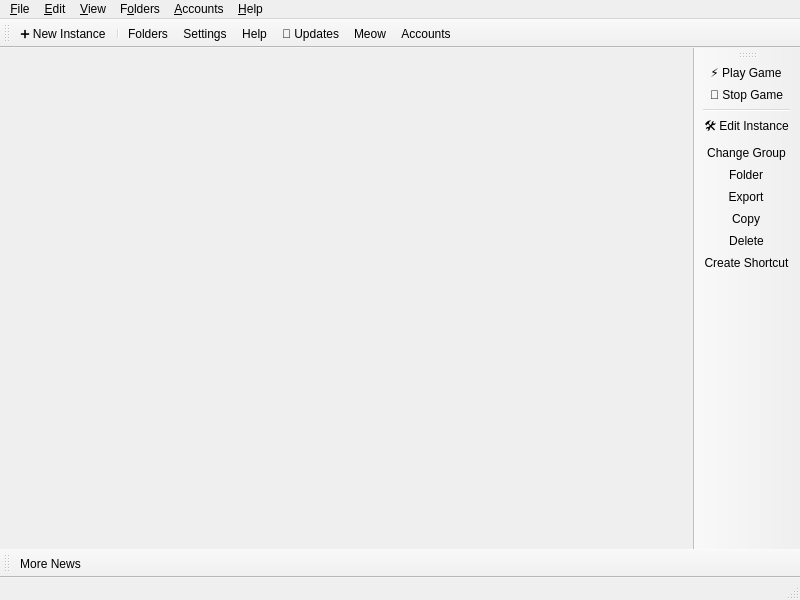
First picture: the form in launcher/ui/MainWindow.ui, repository aniqalam090-spec/PrismLauncher-Dev, before the edit.
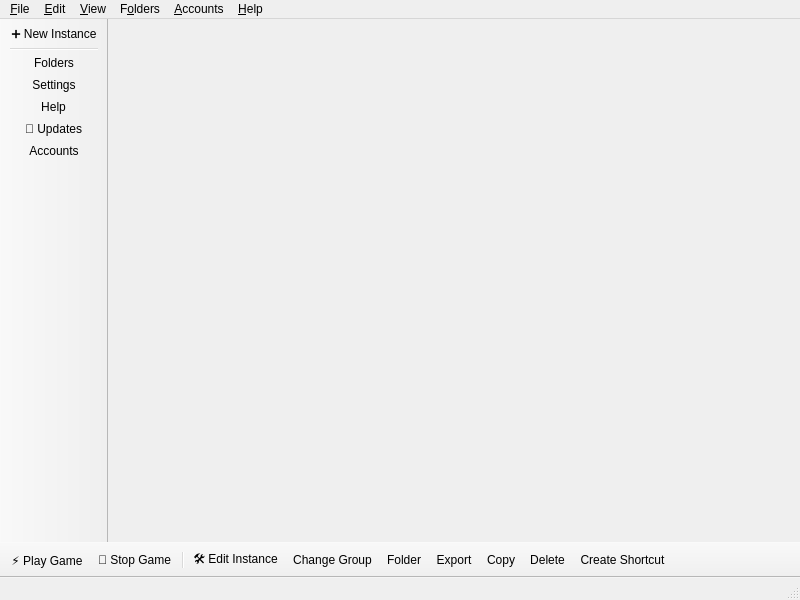
Second picture: the form after the edit. Icons and pictures are not drawn. Custom widgets are drawn as their Qt base class.

Commit message: feat: complete modern client UI overhaul with left nav rail, bottom launch dock, Pakistan watermark background, new themes and high priority game launch

What changed in the file:
```diff
--- a/launcher/ui/MainWindow.ui
+++ b/launcher/ui/MainWindow.ui
@@ -35,7 +35,10 @@
     <string>Main Toolbar</string>
    </property>
    <property name="allowedAreas">
-    <set>Qt::ToolBarArea::BottomToolBarArea|Qt::ToolBarArea::TopToolBarArea</set>
+    <set>Qt::ToolBarArea::AllToolBarAreas</set>
+   </property>
+   <property name="orientation">
+    <enum>Qt::Orientation::Vertical</enum>
    </property>
    <property name="toolButtonStyle">
     <enum>Qt::ToolButtonStyle::ToolButtonTextBesideIcon</enum>
@@ -43,8 +46,11 @@
    <property name="floatable">
     <bool>false</bool>
    </property>
+   <property name="movable">
+    <bool>false</bool>
+   </property>
    <attribute name="toolBarArea">
-    <enum>TopToolBarArea</enum>
+    <enum>LeftToolBarArea</enum>
    </attribute>
    <attribute name="toolBarBreak">
     <bool>false</bool>
@@ -55,44 +61,16 @@
    <addaction name="actionSettings"/>
    <addaction name="actionHelpButton"/>
    <addaction name="actionCheckUpdate"/>
-   <addaction name="actionCAT"/>
    <addaction name="actionAccountsButton"/>
   </widget>
-  <widget class="QToolBar" name="newsToolBar">
-   <property name="windowTitle">
-    <string>News Toolbar</string>
-   </property>
-   <property name="allowedAreas">
-    <set>Qt::ToolBarArea::BottomToolBarArea|Qt::ToolBarArea::TopToolBarArea</set>
-   </property>
-   <property name="iconSize">
-    <size>
-     <width>16</width>
-     <height>16</height>
-    </size>
-   </property>
-   <property name="toolButtonStyle">
-    <enum>Qt::ToolButtonStyle::ToolButtonTextBesideIcon</enum>
-   </property>
-   <property name="floatable">
-    <bool>false</bool>
-   </property>
-   <attribute name="toolBarArea">
-    <enum>BottomToolBarArea</enum>
-   </attribute>
-   <attribute name="toolBarBreak">
-    <bool>false</bool>
-   </attribute>
-   <addaction name="actionMoreNews"/>
-  </widget>
   <widget class="WideBar" name="instanceToolBar">
    <property name="windowTitle">
     <string>Instance Toolbar</string>
    </property>
    <property name="iconSize">
     <size>
-     <width>16</width>
-     <height>16</height>
+     <width>18</width>
+     <height>18</height>
     </size>
    </property>
    <property name="toolButtonStyle">
@@ -101,11 +79,14 @@
    <property name="floatable">
     <bool>false</bool>
    </property>
+   <property name="movable">
+    <bool>false</bool>
+   </property>
    <property name="useDefaultAction" stdset="0">
     <bool>true</bool>
    </property>
    <attribute name="toolBarArea">
-    <enum>RightToolBarArea</enum>
+    <enum>BottomToolBarArea</enum>
    </attribute>
    <attribute name="toolBarBreak">
     <bool>false</bool>
```
Left out of the diff: 4 changed lines with no effect on the pictures. The commit also changes 13 other files.
